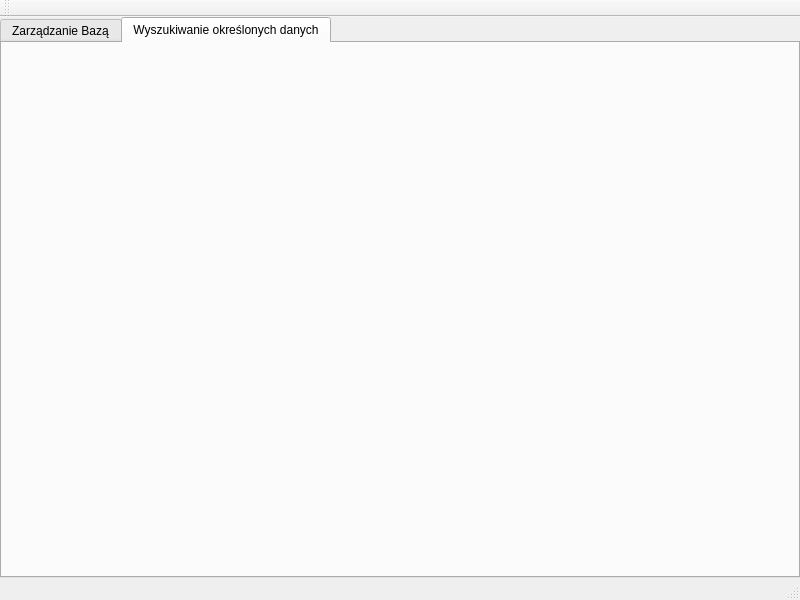
The window that mainwindow.ui (albixus/Oracle_Client) describes before a commit, drawn with Qt 5.
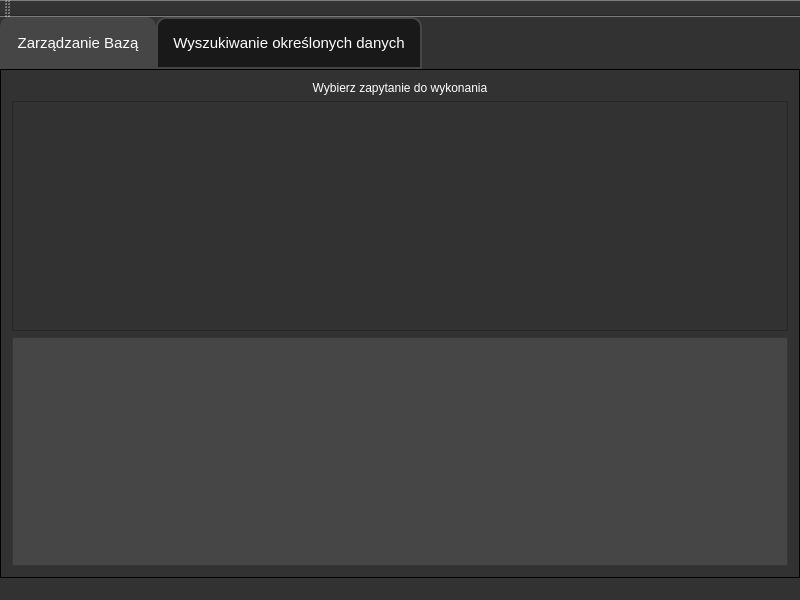
The same window after the commit. The open tabs and pages were chosen to show the change. Icons and pictures are not drawn.

```diff
--- a/mainwindow.ui
+++ b/mainwindow.ui
@@ -11,10 +11,102 @@
    </rect>
   </property>
   <property name="windowTitle">
-   <string>MainWindow</string>
+   <string>PKP Client</string>
+  </property>
+  <property name="windowIcon">
+   <iconset resource="resources.qrc">
+    <normaloff>:/icons/images/database.png</normaloff>:/icons/images/database.png</iconset>
+  </property>
+  <property name="styleSheet">
+   <string notr="true">QMainWindow
+{
+	background-color: rgb(50, 50, 50);
+}
+
+QWidget
+{
+	background-color: rgb(50, 50, 50);
+	color: rgb(255, 255, 255);
+}
+
+QTableView
+{
+		background-color: rgb(70, 70, 70);
+	color: black;
+
+}
+
+QHeaderView::section
+{
+	background-color:rgb(117, 105, 105);
+	color: black;
+}
+
+QTabWidget
+{
+	background-color:rgb(137, 125, 125);
+	color:white;
+}
+
+QPushButton
+{
+	font: 10pt &quot;Microsoft JhengHei&quot;;
+	border: 2px solid rgb(26, 26, 26);	
+	border-radius: 5px;
+	padding:10px;
+}
+
+QPushButton:hover
+{	
+	
+	background-color: rgb(135, 135, 135);
+	border: 2px solid rgb(26, 26, 26);	
+	border-radius: 5px;
+}
+
+QComboBox
+{
+	font: 10pt &quot;Microsoft JhengHei&quot;;
+	border: 2px solid rgb(26, 26, 26);	
+	border-radius: 5px;
+padding:10px;
+}
+
+QComboBox
+{
+	font: 10pt &quot;Microsoft JhengHei&quot;;
+	border: 2px solid rgb(26, 26, 26);	
+	border-radius: 5px;
+}
+
+QTabWidget::pane {
+    border: 1px solid black;
+    background:rgb(137, 125, 125);
+}
+
+QTabBar::tab
+{
+	background-color: rgb(70, 70, 70);
+	font: 8pt &quot;Microsoft JhengHei&quot;;
+	padding:15px;
+	min-width:20px;
+	border: 2px solid rgb(70,70,70);
+	border-top-left-radius:10px;
+	border-top-right-radius:10px;
+}
+
+QTabBar::tab:selected, QTabBar::tab:hover
+{
+	
+	background-color: rgb(25, 25, 25);
+}
+</string>
   </property>
   <widget class="QWidget" name="centralWidget">
-   <layout class="QVBoxLayout" name="verticalLayout_2">
+   <layout class="QHBoxLayout" name="horizontalLayout_2">
+    <property name="spacing">
+     <number>0</number>
+    </property>
     <property name="leftMargin">
      <number>0</number>
     </property>
@@ -29,6 +121,11 @@
     </property>
     <item>
      <widget class="QTabWidget" name="tabWidget">
+      <property name="font">
+       <font>
+        <pointsize>11</pointsize>
+       </font>
+      </property>
       <property name="currentIndex">
        <number>0</number>
       </property>
@@ -159,9 +256,55 @@
        <attribute name="title">
         <string>Wyszukiwanie określonych danych</string>
        </attribute>
-       <layout class="QVBoxLayout" name="verticalLayout_5">
+       <layout class="QHBoxLayout" name="horizontalLayout_3">
         <item>
-         <layout class="QVBoxLayout" name="verticalLayout_4"/>
+         <layout class="QVBoxLayout" name="verticalLayout_5">
+          <property name="rightMargin">
+           <number>0</number>
+          </property>
+          <item>
+           <layout class="QVBoxLayout" name="verticalLayout_4">
+            <property name="topMargin">
+             <number>0</number>
+            </property>
+           </layout>
+          </item>
+          <item>
+           <layout class="QVBoxLayout" name="verticalLayout_2">
+            <property name="topMargin">
+             <number>0</number>
+            </property>
+            <property name="bottomMargin">
+             <number>0</number>
+            </property>
+            <item>
+             <widget class="QLabel" name="label">
+              <property name="text">
+               <string>Wybierz zapytanie do wykonania</string>
+              </property>
+              <property name="alignment">
+               <set>Qt::AlignCenter</set>
+              </property>
+             </widget>
+            </item>
+            <item>
+             <widget class="QListView" name="listView_queries">
+              <property name="font">
+               <font>
+                <pointsize>10</pointsize>
+               </font>
+              </property>
+              <property name="spacing">
+               <number>5</number>
+              </property>
+             </widget>
+            </item>
+            <item>
+             <widget class="QTableView" name="tableView_qdvanced_queries"/>
+            </item>
+           </layout>
+          </item>
+         </layout>
         </item>
        </layout>
       </widget>
```
Left out of the diff: 43 changed lines with no effect on the pictures.
